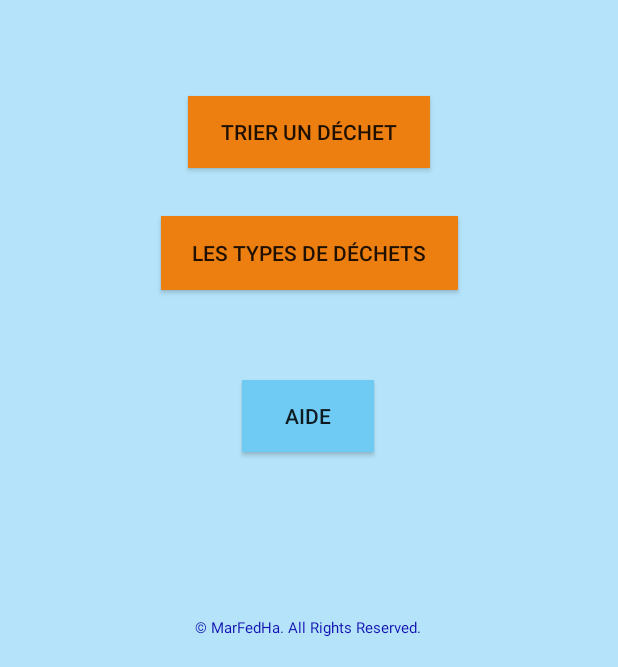
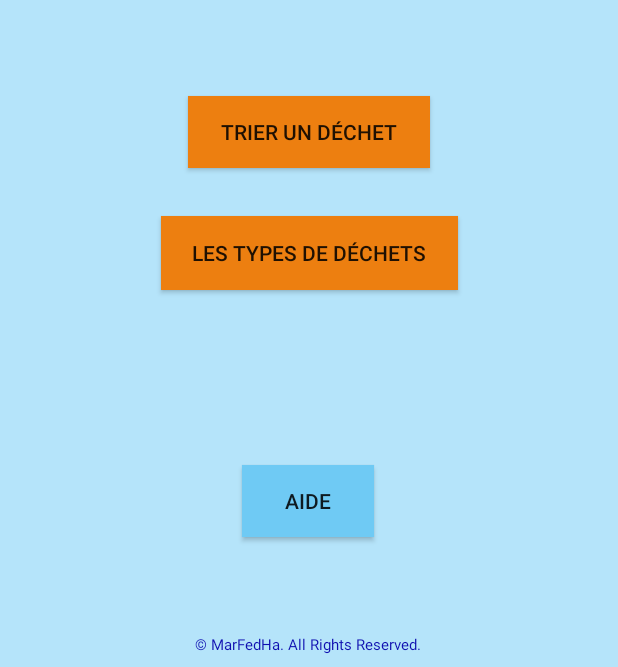
Before and after one commit to FedericoFisicaro/BAB3-Projet-App-Mob-, an Android app: the screen it shows after launch (MainActivity), on a phone screen of 412 x 824 dp, the part 569-1236 px from its top. Run offline under Robolectric (Android 15) with nearby library versions, the phone set to English and light mode, and no system bars.

Commit message:
2ème version design

```diff
--- a/app/src/main/res/layout/activity_main.xml
+++ b/app/src/main/res/layout/activity_main.xml
@@ -13,7 +13,6 @@
         android:layout_width="wrap_content"
         android:layout_height="wrap_content"
         android:layout_marginStart="8dp"
-        android:layout_marginTop="8dp"
         android:layout_marginEnd="8dp"
         android:layout_marginBottom="8dp"
         android:text="© MarFedHa. All Rights Reserved."
@@ -22,9 +21,7 @@
         app:layout_constraintBottom_toBottomOf="parent"
         app:layout_constraintEnd_toEndOf="parent"
         app:layout_constraintHorizontal_bias="0.497"
-        app:layout_constraintStart_toStartOf="parent"
-        app:layout_constraintTop_toBottomOf="@+id/bAide"
-        app:layout_constraintVertical_bias="0.901" />
+        app:layout_constraintStart_toStartOf="parent" />
 
     <Button
         android:id="@+id/bTrier"
@@ -71,8 +68,10 @@
         android:layout_marginStart="8dp"
         android:layout_marginTop="60dp"
         android:layout_marginEnd="8dp"
+        android:layout_marginBottom="8dp"
         android:background="#6fcaf4"
         android:text="Aide"
+        app:layout_constraintBottom_toTopOf="@+id/textView2"
         app:layout_constraintEnd_toEndOf="parent"
         app:layout_constraintHorizontal_bias="0.498"
         app:layout_constraintStart_toStartOf="parent"
```
Also changed, not shown: app/src/main/java/be/federico/projetappmob/InfoActivity.java (+8 -8 lines).
